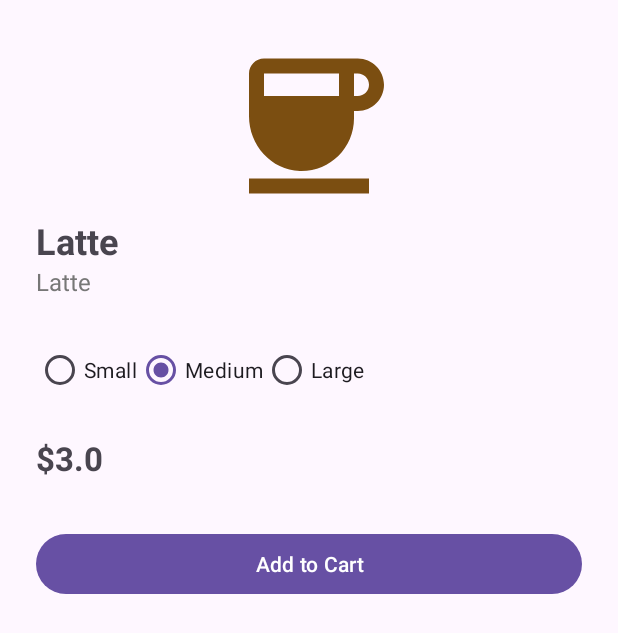
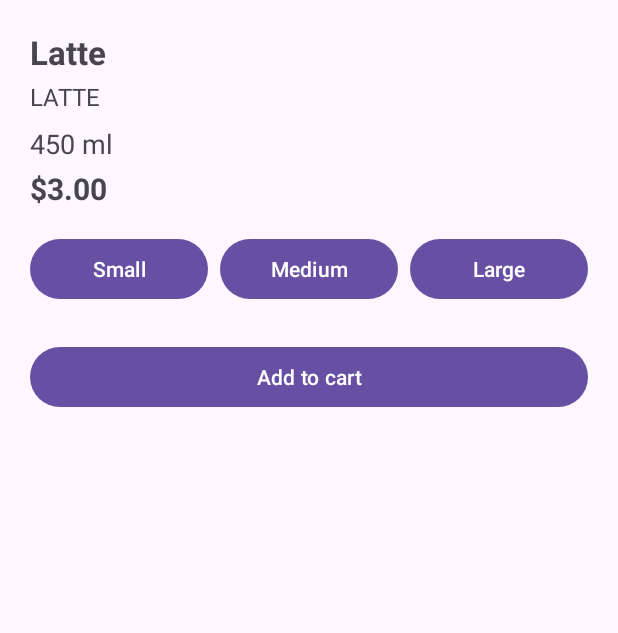
Before and after one commit to rabbitrunout/AndroidApp2, an Android app: the screen it shows after launch (DrinkDetailsActivity), after a tap on "Latte", on a phone screen of 412 x 824 dp. Shown: the top 633 px of the screen. Run offline under Robolectric (Android 15) with nearby library versions, the phone set to English and light mode, and no system bars.

```diff
--- a/app/src/main/java/com/example/coffeeappday1a/MainActivity.kt
+++ b/app/src/main/java/com/example/coffeeappday1a/MainActivity.kt
@@ -19,7 +19,6 @@ class MainActivity : AppCompatActivity() {
         binding = ActivityMainBinding.inflate(layoutInflater)
         setContentView(binding.root)
 
-        // стартовый экран
         replaceFragment(HomeFragment())
 
         binding.bottomNavigation.setOnItemSelectedListener { item ->
@@ -44,13 +43,11 @@ class MainActivity : AppCompatActivity() {
             }
         }
 
-        // нарисовать бейдж при старте
         updateCartBadge()
     }
 
     override fun onResume() {
         super.onResume()
-        // Обновляем бейдж, когда возвращаемся на MainActivity
         updateCartBadge()
     }
 
@@ -61,7 +58,7 @@ class MainActivity : AppCompatActivity() {
             .commit()
     }
 
-    private fun updateCartBadge() {
+    fun updateCartBadge() {
         val count = CartManager.getTotalQuantity()
 
         val bottomNav = binding.bottomNavigation
@@ -71,7 +68,6 @@ class MainActivity : AppCompatActivity() {
             badge.number = count
             badge.badgeGravity = BadgeDrawable.TOP_END
         } else {
-            // если корзина пустая — убираем бейдж
             bottomNav.removeBadge(R.id.nav_cart)
         }
     }
--- a/app/src/main/java/com/example/coffeeappday1a/data/model/CoffeeDrink.kt
+++ b/app/src/main/java/com/example/coffeeappday1a/data/model/CoffeeDrink.kt
@@ -3,11 +3,11 @@ package com.example.coffeeappday1a.data.model
 import java.io.Serializable
 
 data class CoffeeDrink(
-    val id: Int,
+    val id: Long,
     val name: String,
     val type: DrinkType,
     val size: Size,
     val volumeMl: Int,
     val price: Double,
-    var quantity: Int = 1   // 👈 добавили количество
+    var quantity: Int = 1
 ) : Serializable
--- a/app/src/main/java/com/example/coffeeappday1a/ui/CartAdapter.kt
+++ b/app/src/main/java/com/example/coffeeappday1a/ui/CartAdapter.kt
@@ -8,6 +8,7 @@ import android.widget.TextView
 import androidx.recyclerview.widget.RecyclerView
 import com.example.coffeeappday1a.R
 import com.example.coffeeappday1a.data.model.CoffeeDrink
+import com.example.coffeeappday1a.data.model.Size
 
 class CartAdapter(
     private var items: MutableList<CoffeeDrink>,
@@ -16,6 +17,7 @@ class CartAdapter(
 
     inner class CartVH(view: View) : RecyclerView.ViewHolder(view) {
         val name: TextView = view.findViewById(R.id.cartItemName)
+        val volume: TextView = view.findViewById(R.id.cartItemVolume)
         val qty: TextView = view.findViewById(R.id.cartQty)
         val price: TextView = view.findViewById(R.id.cartItemPrice)
         val btnPlus: Button = view.findViewById(R.id.btnPlus)
@@ -34,6 +36,14 @@ class CartAdapter(
         val item = items[position]
 
         holder.name.text = item.name
+
+        val sizeText = when (item.size) {
+            Size.SMALL -> "Small"
+            Size.MEDIUM -> "Medium"
+            Size.LARGE -> "Large"
+        }
+        holder.volume.text = "$sizeText • ${item.volumeMl} ml"
+
         holder.qty.text = item.quantity.toString()
         holder.price.text = String.format("$%.2f", item.price * item.quantity)
 
--- a/app/src/main/java/com/example/coffeeappday1a/ui/CartFragment.kt
+++ b/app/src/main/java/com/example/coffeeappday1a/ui/CartFragment.kt
@@ -9,6 +9,7 @@ import androidx.fragment.app.Fragment
 import androidx.recyclerview.widget.ItemTouchHelper
 import androidx.recyclerview.widget.LinearLayoutManager
 import androidx.recyclerview.widget.RecyclerView
+import com.example.coffeeappday1a.MainActivity
 import com.example.coffeeappday1a.databinding.FragmentCartBinding
 
 class CartFragment : Fragment() {
@@ -30,19 +31,17 @@ class CartFragment : Fragment() {
     override fun onViewCreated(view: View, savedInstanceState: Bundle?) {
         super.onViewCreated(view, savedInstanceState)
 
-        // адаптер
         adapter = CartAdapter(
             CartManager.getItems().toMutableList()
         ) {
             updateTotal()
             updateEmptyState()
+            (activity as? MainActivity)?.updateCartBadge()
         }
 
-        // список
         binding.cartRecyclerView.layoutManager = LinearLayoutManager(requireContext())
         binding.cartRecyclerView.adapter = adapter
 
-        // свайп влево/вправо для удаления
         val swipeHelper = ItemTouchHelper(object :
             ItemTouchHelper.SimpleCallback(0, ItemTouchHelper.LEFT or ItemTouchHelper.RIGHT) {
 
@@ -58,12 +57,12 @@ class CartFragment : Fragment() {
                 adapter.update(CartManager.getItems())
                 updateTotal()
                 updateEmptyState()
+                (activity as? MainActivity)?.updateCartBadge()
             }
         })
 
         swipeHelper.attachToRecyclerView(binding.cartRecyclerView)
 
-        // кнопка Checkout
         binding.btnCheckout.setOnClickListener {
             if (CartManager.getItems().isEmpty()) {
                 Toast.makeText(requireContext(), "Your cart is empty", Toast.LENGTH_SHORT).show()
@@ -73,6 +72,7 @@ class CartFragment : Fragment() {
                 adapter.update(CartManager.getItems())
                 updateTotal()
                 updateEmptyState()
+                (activity as? MainActivity)?.updateCartBadge()
             }
         }
 
--- a/app/src/main/java/com/example/coffeeappday1a/ui/CartManager.kt
+++ b/app/src/main/java/com/example/coffeeappday1a/ui/CartManager.kt
@@ -7,7 +7,7 @@ object CartManager {
     private val items = mutableListOf<CoffeeDrink>()
 
     fun add(item: CoffeeDrink) {
-        val existing = items.find { it.id == item.id }
+        val existing = items.find { it.id == item.id && it.size == item.size && it.volumeMl == item.volumeMl }
         if (existing != null) {
             existing.quantity++
         } else {
@@ -21,7 +21,7 @@ object CartManager {
         items.sumOf { it.price * it.quantity }
 
     fun getTotalQuantity(): Int =
-        items.sumOf { it.quantity }   // 👈 для бейджа
+        items.sumOf { it.quantity }
 
     fun removeAt(index: Int) {
         if (index in items.indices) {
--- a/app/src/main/java/com/example/coffeeappday1a/ui/DrinkDetailsActivity.kt
+++ b/app/src/main/java/com/example/coffeeappday1a/ui/DrinkDetailsActivity.kt
@@ -3,7 +3,6 @@ package com.example.coffeeappday1a.ui
 import android.os.Bundle
 import android.widget.Toast
 import androidx.appcompat.app.AppCompatActivity
-import com.example.coffeeappday1a.R
 import com.example.coffeeappday1a.data.model.CoffeeDrink
 import com.example.coffeeappday1a.data.model.Size
 import com.example.coffeeappday1a.databinding.ActivityDrinkDetailsBinding
@@ -13,6 +12,9 @@ class DrinkDetailsActivity : AppCompatActivity() {
     private lateinit var binding: ActivityDrinkDetailsBinding
     private lateinit var drink: CoffeeDrink
 
+    private var selectedSize: Size = Size.MEDIUM
+    private var selectedVolume: Int = 350
+
     override fun onCreate(savedInstanceState: Bundle?) {
         super.onCreate(savedInstanceState)
         binding = ActivityDrinkDetailsBinding.inflate(layoutInflater)
@@ -20,37 +22,40 @@ class DrinkDetailsActivity : AppCompatActivity() {
 
         drink = intent.getSerializableExtra("drink") as CoffeeDrink
 
-        showDrink()
-        setupSizeSelector()
-        setupAddToCart()
-    }
+        selectedSize = drink.size
+        selectedVolume = drink.volumeMl
 
-    private fun showDrink() {
         binding.drinkName.text = drink.name
-        binding.drinkType.text = drink.type.name.lowercase().replaceFirstChar(Char::uppercase)
-        binding.drinkPrice.text = "$${drink.price}"
-        binding.drinkIcon.setImageResource(R.drawable.ic_coffee)
-    }
+        binding.drinkType.text = drink.type.name
+        binding.drinkVolume.text = "${drink.volumeMl} ml"
+        binding.drinkPrice.text = String.format("$%.2f", drink.price)
 
-    private fun setupSizeSelector() {
-        binding.sizeGroup.setOnCheckedChangeListener { _, checkedId ->
-            val newPrice = when (checkedId) {
-                R.id.sizeSmall -> drink.price - 0.25
-                R.id.sizeMedium -> drink.price
-                R.id.sizeLarge -> drink.price + 0.50
-                else -> drink.price
-            }
-            binding.drinkPrice.text = "$${String.format("%.2f", newPrice)}"
+        // тут поставь свои id кнопок для размеров
+        binding.btnSmall.setOnClickListener {
+            selectedSize = Size.SMALL
+            selectedVolume = 250
+            binding.drinkVolume.text = "250 ml"
+        }
+
+        binding.btnMedium.setOnClickListener {
+            selectedSize = Size.MEDIUM
+            selectedVolume = 350
+            binding.drinkVolume.text = "350 ml"
+        }
+
+        binding.btnLarge.setOnClickListener {
+            selectedSize = Size.LARGE
+            selectedVolume = 450
+            binding.drinkVolume.text = "450 ml"
+        }
+
+        binding.btnAddToCart.setOnClickListener {
+            val drinkForCart = drink.copy(
+                size = selectedSize,
+                volumeMl = selectedVolume
+            )
+            CartManager.add(drinkForCart)
+            Toast.makeText(this, "Added to cart", Toast.LENGTH_SHORT).show()
         }
     }
-
-    private fun setupAddToCart() {
-        binding.btnAddToCart.setOnClickListener {
-            CartManager.add(drink)
-            Toast.makeText(this, "Added to cart", Toast.LENGTH_SHORT).show()
-        }
-
-
-
-    }
 }
--- a/app/src/main/res/layout/activity_drink_details.xml
+++ b/app/src/main/res/layout/activity_drink_details.xml
@@ -1,84 +1,80 @@
 <?xml version="1.0" encoding="utf-8"?>
-<androidx.constraintlayout.widget.ConstraintLayout
-    xmlns:android="http://schemas.android.com/apk/res/android"
-    xmlns:app="http://schemas.android.com/apk/res-auto"
+<LinearLayout xmlns:android="http://schemas.android.com/apk/res/android"
     android:layout_width="match_parent"
     android:layout_height="match_parent"
-    android:padding="24dp">
-
-    <ImageView
-        android:id="@+id/drinkIcon"
-        android:layout_width="120dp"
-        android:layout_height="120dp"
-        android:layout_marginBottom="16dp"
-        app:layout_constraintTop_toTopOf="parent"
-        app:layout_constraintStart_toStartOf="parent"
-        app:layout_constraintEnd_toEndOf="parent"/>
+    android:orientation="vertical"
+    android:padding="20dp">
 
     <TextView
         android:id="@+id/drinkName"
+        android:text="Latte"
+        android:textSize="22sp"
+        android:textStyle="bold"
         android:layout_width="wrap_content"
-        android:layout_height="wrap_content"
-        android:text="Drink Name"
-        android:textSize="24sp"
-        android:textStyle="bold"
-        app:layout_constraintTop_toBottomOf="@id/drinkIcon"
-        app:layout_constraintStart_toStartOf="parent" />
+        android:layout_height="wrap_content"/>
 
     <TextView
         android:id="@+id/drinkType"
+        android:text="COFFEE"
+        android:textSize="16sp"
+        android:layout_marginTop="4dp"
         android:layout_width="wrap_content"
-        android:layout_height="wrap_content"
-        android:text="Coffee"
-        android:textSize="16sp"
-        android:textColor="#777777"
-        app:layout_constraintTop_toBottomOf="@id/drinkName"
-        app:layout_constraintStart_toStartOf="parent" />
+        android:layout_height="wrap_content"/>
 
-    <!-- Size selector -->
-    <RadioGroup
-        android:id="@+id/sizeGroup"
+    <TextView
+        android:id="@+id/drinkVolume"
+        android:text="350 ml"
+        android:textSize="18sp"
+        android:layout_marginTop="8dp"
         android:layout_width="wrap_content"
-        android:layout_height="wrap_content"
-        android:orientation="horizontal"
-        app:layout_constraintTop_toBottomOf="@id/drinkType"
-        app:layout_constraintStart_toStartOf="parent"
-        android:layout_marginTop="24dp">
-
-        <RadioButton
-            android:id="@+id/sizeSmall"
-            android:text="Small"
-            android:checked="false"/>
-
-        <RadioButton
-            android:id="@+id/sizeMedium"
-            android:text="Medium"
-            android:checked="true"/>
-
-        <RadioButton
-            android:id="@+id/sizeLarge"
-            android:text="Large"/>
-    </RadioGroup>
+        android:layout_height="wrap_content"/>
 
     <TextView
         android:id="@+id/drinkPrice"
+        android:text="$3.00"
+        android:textSize="20sp"
+        android:textStyle="bold"
+        android:layout_marginTop="4dp"
         android:layout_width="wrap_content"
-        android:layout_height="wrap_content"
-        android:text="$2.00"
-        android:textSize="22sp"
-        android:textStyle="bold"
-        android:layout_marginTop="20dp"
-        app:layout_constraintTop_toBottomOf="@id/sizeGroup"
-        app:layout_constraintStart_toStartOf="parent"/>
+        android:layout_height="wrap_content"/>
+
+
+    <!-- Кнопки размера -->
+    <LinearLayout
+        android:orientation="horizontal"
+        android:layout_marginTop="16dp"
+        android:layout_width="match_parent"
+        android:layout_height="wrap_content">
+
+        <Button
+            android:id="@+id/btnSmall"
+            android:text="Small"
+            android:layout_width="0dp"
+            android:layout_weight="1"
+            android:layout_height="wrap_content"/>
+
+        <Button
+            android:id="@+id/btnMedium"
+            android:text="Medium"
+            android:layout_width="0dp"
+            android:layout_weight="1"
+            android:layout_height="wrap_content"
+            android:layout_marginStart="8dp"
+            android:layout_marginEnd="8dp"/>
+
+        <Button
+            android:id="@+id/btnLarge"
+            android:text="Large"
+            android:layout_width="0dp"
+            android:layout_weight="1"
+            android:layout_height="wrap_content"/>
+    </LinearLayout>
+
 
     <Button
         android:id="@+id/btnAddToCart"
-        android:layout_width="0dp"
-        android:layout_height="wrap_content"
-        android:text="Add to Cart"
-        android:layout_marginTop="32dp"
-        app:layout_constraintTop_toBottomOf="@id/drinkPrice"
-        app:layout_constraintStart_toStartOf="parent"
-        app:layout_constraintEnd_toEndOf="parent"/>
-
-</androidx.constraintlayout.widget.ConstraintLayout>
+        android:text="Add to cart"
+        android:layout_marginTop="24dp"
+        android:layout_width="match_parent"
+        android:layout_height="wrap_content"/>
+</LinearLayout>
--- a/app/src/main/res/layout/item_cart.xml
+++ b/app/src/main/res/layout/item_cart.xml
@@ -6,13 +6,30 @@
     android:layout_width="match_parent"
     android:layout_height="wrap_content">
 
-    <TextView
-        android:id="@+id/cartItemName"
-        android:text="Latte"
-        android:textSize="18sp"
+    <!-- Левая колонка: название + размер/объём -->
+    <LinearLayout
+        android:orientation="vertical"
         android:layout_weight="1"
         android:layout_width="0dp"
-        android:layout_height="wrap_content"/>
+        android:layout_height="wrap_content">
+
+        <TextView
+            android:id="@+id/cartItemName"
+            android:text="Latte"
+            android:textStyle="bold"
+            android:textSize="18sp"
+            android:layout_width="match_parent"
+            android:layout_height="wrap_content"/>
+
+        <TextView
+            android:id="@+id/cartItemVolume"
+            android:text="Medium • 350 ml"
+            android:textSize="14sp"
+            android:textColor="#7A7A7A"
+            android:layout_width="match_parent"
+            android:layout_height="wrap_content"/>
+
+    </LinearLayout>
 
     <Button
         android:id="@+id/btnMinus"
@@ -41,4 +58,5 @@
         android:paddingStart="16dp"
         android:layout_width="wrap_content"
         android:layout_height="wrap_content"/>
+
 </LinearLayout>
```
